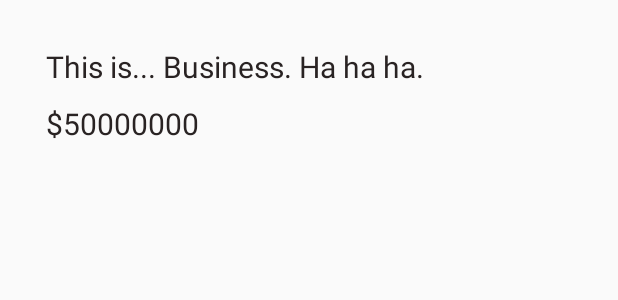
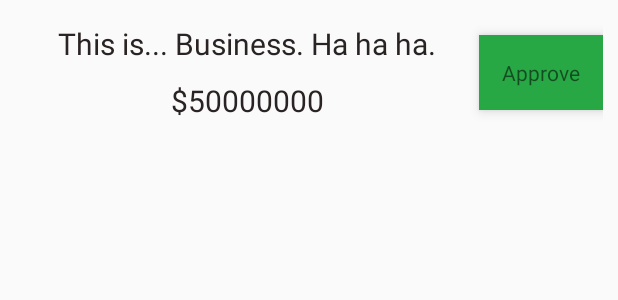
Before and after one commit to avijitacharjee/ReviveWastageApp, an Android app: the layout item_bids.xml on its own in the app's theme, with its tools: preview values and no code run, on a phone screen of 412 x 824 dp. Shown: the top 300 px of the screen. Run offline under Robolectric (Android 15) with nearby library versions, the phone set to English and light mode, and no system bars; Roboto replaces fonts that are not available here.

Commit message:
approve bid

```diff
--- a/app/src/main/AndroidManifest.xml
+++ b/app/src/main/AndroidManifest.xml
@@ -12,7 +12,8 @@
         android:supportsRtl="true"
         android:theme="@style/AppTheme"
         android:usesCleartextTraffic="true">
-        <activity android:name=".MyProductsForSell"></activity>
+        <activity android:name=".ApproveActivity"></activity>
+        <activity android:name=".MyProductsForSell" />
         <activity android:name=".ProductDetailsActivity" />
         <activity
             android:name=".AdminActivity"
--- a/app/src/main/java/com/avijit/revivewastage/adapter/AllProductRecyclerViewAdapter.java
+++ b/app/src/main/java/com/avijit/revivewastage/adapter/AllProductRecyclerViewAdapter.java
@@ -24,10 +24,11 @@ import java.util.List;
 public class AllProductRecyclerViewAdapter extends RecyclerView.Adapter<AllProductRecyclerViewAdapter.ViewHolder>{
     private List<Product> productList;
     private Context context;
-
-    public AllProductRecyclerViewAdapter(List<Product> productList, Context context) {
+    private boolean isSeller;
+    public AllProductRecyclerViewAdapter(List<Product> productList, Context context,boolean isSeller) {
         this.productList = productList;
         this.context = context;
+        this.isSeller = isSeller;
     }
 
     @NonNull
@@ -44,6 +45,7 @@ public class AllProductRecyclerViewAdapter extends RecyclerView.Adapter<AllProdu
         holder.itemView.setOnClickListener(v->{
             Intent intent = new Intent(context, ProductDetailsActivity.class);
             intent.putExtra("product",new Gson().toJson(productList.get(position)));
+            intent.putExtra("seller",isSeller);
             ActivityOptionsCompat options = ActivityOptionsCompat.
                     makeSceneTransitionAnimation((Activity) context, holder.productImageView, "profile");
             context.startActivity(intent, options.toBundle());
--- a/app/src/main/java/com/avijit/revivewastage/api/ProductApi.java
+++ b/app/src/main/java/com/avijit/revivewastage/api/ProductApi.java
@@ -32,4 +32,7 @@ public interface ProductApi {
     @POST("bid")
     Call<NetworkResponse<Bid>> placeABit(@Field("description")String description,@Field("amount")String amount,@Field("product_id")String productId,@Field("user_id")String userId);
 
+    @FormUrlEncoded
+    @POST("approve_bid")
+    Call<NetworkResponse<Bid>> approveBid(@Field("bid_id") String bidId);
 }
--- a/app/src/main/java/com/avijit/revivewastage/fragment/buyer/ProductsFragment.java
+++ b/app/src/main/java/com/avijit/revivewastage/fragment/buyer/ProductsFragment.java
@@ -36,9 +36,11 @@ public class ProductsFragment extends Fragment {
     List<Product> productList;
     ProductViewModel viewModel;
     AppUtils appUtils;
+    private boolean isSeller;
     @Nullable
     @Override
     public View onCreateView(@NonNull LayoutInflater inflater, @Nullable ViewGroup container, @Nullable Bundle savedInstanceState) {
+        isSeller = this.getArguments().getBoolean("seller");
         return inflater.inflate(R.layout.fragment_products,null,false);
     }
 
@@ -49,7 +51,7 @@ public class ProductsFragment extends Fragment {
         GridLayoutManager layoutManager = new GridLayoutManager(getContext(),2);
         productRecyclerView.setLayoutManager(layoutManager);
         productList = new ArrayList<>();
-        adapter = new AllProductRecyclerViewAdapter(productList,getContext());
+        adapter = new AllProductRecyclerViewAdapter(productList,getContext(),isSeller);
         productRecyclerView.setAdapter(adapter);
         viewModel = ViewModelProviders.of(this).get(ProductViewModel.class);
         appUtils = new AppUtils(getContext());
--- a/app/src/main/java/com/avijit/revivewastage/viewmodel/ProductViewModel.java
+++ b/app/src/main/java/com/avijit/revivewastage/viewmodel/ProductViewModel.java
@@ -36,4 +36,7 @@ public class ProductViewModel extends ViewModel {
     public MutableLiveData<NetworkResponse<Bid>> placeABid(Bid bid){
         return productRepository.placeABid(bid);
     }
+    public MutableLiveData<NetworkResponse<Bid>> approveBid(Bid bid){
+        return productRepository.approveBid(bid);
+    }
 }
--- a/app/src/main/res/layout/item_bids.xml
+++ b/app/src/main/res/layout/item_bids.xml
@@ -1,32 +1,57 @@
 <?xml version="1.0" encoding="utf-8"?>
 <androidx.constraintlayout.widget.ConstraintLayout xmlns:android="http://schemas.android.com/apk/res/android"
+    xmlns:app="http://schemas.android.com/apk/res-auto"
+    xmlns:tools="http://schemas.android.com/tools"
     android:layout_width="match_parent"
     android:layout_height="wrap_content"
-    android:layout_margin="10dp"
-    android:padding="15dp"
-    xmlns:app="http://schemas.android.com/apk/res-auto"
-    xmlns:tools="http://schemas.android.com/tools">
+    android:layout_margin="10dp">
+
+    <androidx.constraintlayout.widget.ConstraintLayout
+        android:layout_width="wrap_content"
+        android:layout_height="match_parent"
+        app:layout_constraintEnd_toStartOf="@id/approveButton"
+        app:layout_constraintStart_toStartOf="parent"
+        app:layout_constraintTop_toTopOf="parent"
+        app:layout_constraintBottom_toBottomOf="parent">
+
+        <TextView
+            android:id="@+id/bid_details_text_view"
+            android:layout_width="match_parent"
+            android:layout_height="wrap_content"
+            android:gravity="start"
+            android:padding="5dp"
+            android:textColor="@color/black_1"
+            android:textSize="20sp"
+            app:layout_constraintEnd_toEndOf="parent"
+            app:layout_constraintStart_toStartOf="parent"
+            app:layout_constraintTop_toTopOf="parent"
+            tools:text="This is... Business. Ha ha ha." />
+
+        <TextView
+            android:id="@+id/bid_amount_text_view"
+            android:layout_width="match_parent"
+            android:layout_height="wrap_content"
+            android:gravity="start"
+            android:padding="5dp"
+            android:textColor="@color/black_1"
+            android:textSize="20sp"
+            app:layout_constraintEnd_toEndOf="parent"
+            app:layout_constraintStart_toStartOf="parent"
+            app:layout_constraintTop_toBottomOf="@id/bid_details_text_view"
+            tools:text="$50000000" />
+    </androidx.constraintlayout.widget.ConstraintLayout>
+
     <TextView
-        android:id="@+id/bid_amount_text_view"
-        app:layout_constraintTop_toTopOf="parent"
-        app:layout_constraintStart_toStartOf="parent"
+        android:id="@+id/approveButton"
+        android:layout_width="wrap_content"
+        android:layout_height="match_parent"
+        android:background="#28a745"
+        android:elevation="5dp"
+        android:outlineProvider="bounds"
+        android:padding="15dp"
+        android:text="Approve"
+        app:layout_constraintBottom_toBottomOf="parent"
         app:layout_constraintEnd_toEndOf="parent"
-        android:layout_width="match_parent"
-        android:layout_height="wrap_content"
-        tools:text="This is... Business. Ha ha ha."
-        android:textColor="@color/black_1"
-        android:padding="5dp"
-        android:textSize="20sp"/>
-    <TextView
-        android:id="@+id/bid_details_text_view"
-        tools:text="$50000000"
-        android:layout_height="wrap_content"
-        app:layout_constraintStart_toStartOf="parent"
-        app:layout_constraintEnd_toEndOf="parent"
-        app:layout_constraintTop_toBottomOf="@id/bid_amount_text_view"
-        android:layout_width="match_parent"
-        android:textColor="@color/black_1"
-        android:padding="5dp"
-        android:textSize="20sp"/>
+        app:layout_constraintTop_toTopOf="parent" />
 
 </androidx.constraintlayout.widget.ConstraintLayout>
```
Also changed, not shown: app/src/main/java/com/avijit/revivewastage/ApproveActivity.java (added, +14 -0 lines), app/src/main/java/com/avijit/revivewastage/BuyProduct.java (+9 -2 lines), app/src/main/java/com/avijit/revivewastage/MyProductsForSell.java (+11 -1 lines), app/src/main/java/com/avijit/revivewastage/ProductDetailsActivity.java (+8 -1 lines), app/src/main/java/com/avijit/revivewastage/adapter/BidsRecyclerViewAdapter.java (+36 -2 lines), app/src/main/java/com/avijit/revivewastage/model/Product.java (+8 -0 lines), app/src/main/java/com/avijit/revivewastage/repository/ProductRepository.java (+24 -0 lines), app/src/main/res/layout/activity_approve.xml (added, +54 -0 lines).
